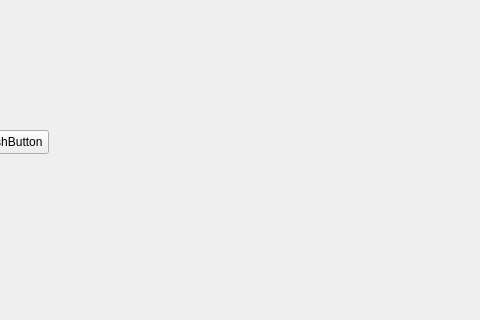
Qt form UartTestWidget00/mainwindow.ui (Wboerenkamps/domitica) before a commit; both pictures show x 136 to 616 and y 0 to 320 of the 800 by 600 pixel window.
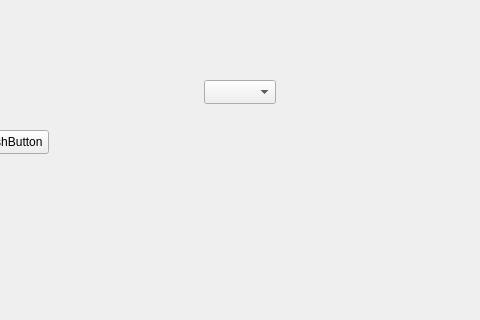
The same form after that commit.

```diff
--- a/UartTestWidget00/mainwindow.ui
+++ b/UartTestWidget00/mainwindow.ui
@@ -27,6 +27,16 @@
      <string>PushButton</string>
     </property>
    </widget>
+   <widget class="QComboBox" name="comboBox">
+    <property name="geometry">
+     <rect>
+      <x>340</x>
+      <y>80</y>
+      <width>72</width>
+      <height>24</height>
+     </rect>
+    </property>
+   </widget>
   </widget>
   <widget class="QMenuBar" name="menubar">
    <property name="geometry">
```
Left out of the diff: 2 changed lines with no effect on the pictures.
